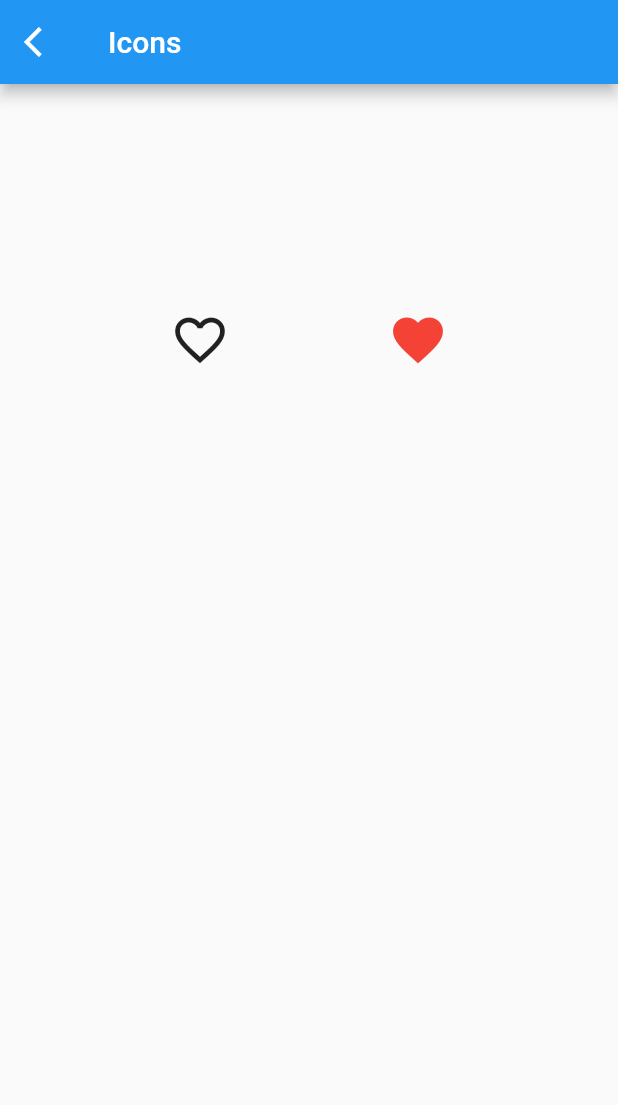
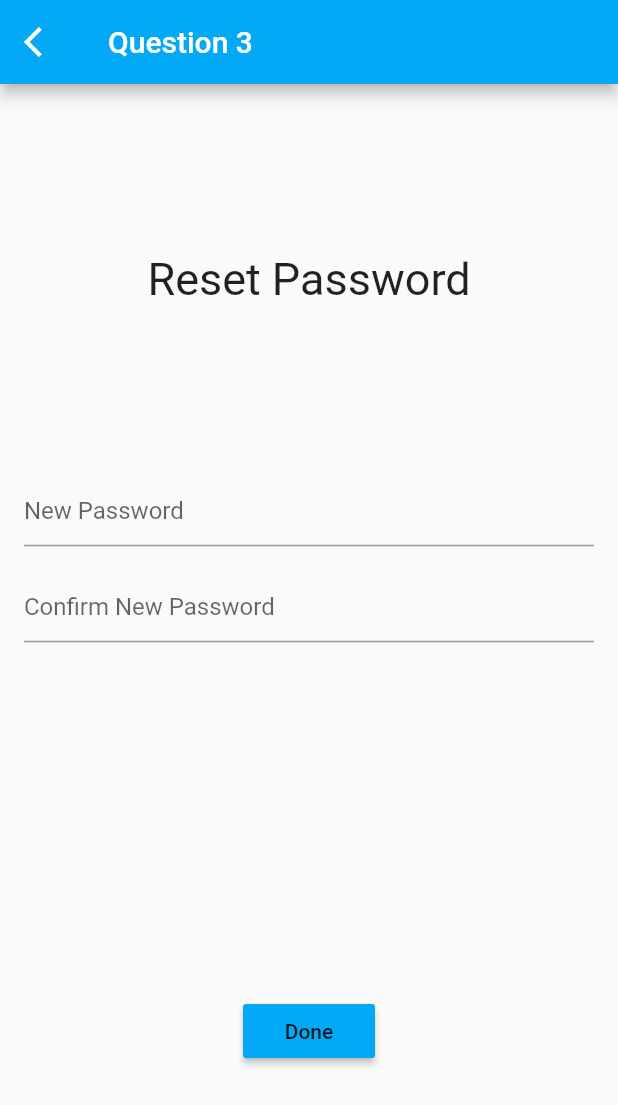
Before and after one commit to bry02g/hw2_stateful_widgets, a Flutter app: the screen it shows after launch, after a tap on "Question 3", on a phone screen of 412 x 824 dp. Shown: the top 1105 px of the screen. Run offline on Flutter 3.47's test engine with Material 2 defaults, Android fonts, the phone set to English and light mode, and no system bars.

Commit message:
added question3

```diff
--- a/lib/questions/question3.dart
+++ b/lib/questions/question3.dart
@@ -1,12 +1,24 @@
 import 'package:flutter/material.dart';
 
-class Question3 extends StatelessWidget {
-  // This widget is the root of your application.
+class Question3 extends StatefulWidget {
+  @override
+  _Question3State createState() => _Question3State();
+}
+
+class _Question3State extends State<Question3> {
+  TextEditingController _newPasswordTextEditingController =
+      TextEditingController();
+  TextEditingController _confirmNewPasswordTextEditingController =
+      TextEditingController();
+
+  bool _match = true;
+
   @override
   Widget build(BuildContext context) {
     return MaterialApp(
       home: Scaffold(
           appBar: AppBar(
+            backgroundColor: Colors.lightBlue,
             leading: IconButton(
               icon: Icon(
                 Icons.arrow_back_ios,
@@ -16,55 +28,64 @@ class Question3 extends StatelessWidget {
                 Navigator.pop(context);
               },
             ),
-            title: Text('Icons'),
+            title: Text('Question 3'),
           ),
-          body: Center(
-            child: Padding(
-              padding: const EdgeInsets.all(8.0),
-              child: Column(
-                  mainAxisAlignment: MainAxisAlignment.spaceEvenly,
-                  children: <Widget>[
-                    Row(
-                      mainAxisAlignment: MainAxisAlignment.spaceEvenly,
-                      children: <Widget>[
-                        Icon(
-                          Icons.favorite_border,
-                          size: 40,
-                        ),
-                        Icon(
-                          Icons.favorite,
-                          size: 40,
-                          color: Colors.red,  )
-                      ],
+          body: Padding(
+            padding: const EdgeInsets.all(8.0),
+            child: Column(
+              mainAxisAlignment: MainAxisAlignment.center,
+              children: <Widget>[
+                Spacer(),
+                Text(
+                  'Reset Password',
+                  textAlign: TextAlign.left,
+                  style: TextStyle(
+                    fontSize: 30,
+                  ),
+                ),
+                Spacer(),
+                Padding(
+                  padding: const EdgeInsets.all(8.0),
+                  child: TextField(
+                    controller: _newPasswordTextEditingController,
+                    decoration: InputDecoration(
+                      hintText: 'New Password',
                     ),
-                    Row(
-                      mainAxisAlignment: MainAxisAlignment.spaceEvenly,
-                      children: <Widget>[
+                  ),
+                ),
+                Padding(
+                  padding: const EdgeInsets.all(8.0),
+                  child: TextField(
+                    controller: _confirmNewPasswordTextEditingController,
+                    decoration: InputDecoration(
+                      hintText: 'Confirm New Password',
+                    ),
+                  ),
+                ),
+                Spacer(),
+                Text(
+                  _match ? "" : "Passwords Don't Match",
+                  style: TextStyle(
+                    fontSize: 15,
+                    color: Colors.red,
+                  ),
+                ),
+                Spacer(),
+                RaisedButton(
+                    child: Text('Done'),
+                    color: Colors.lightBlue,
+                    onPressed: () {
+                      setState(() {
+                        var newPassword =
+                            _newPasswordTextEditingController.text;
+                        var confirmPassword =
+                            _confirmNewPasswordTextEditingController.text;
 
-                        // ADD FB ICONS HERE
-
-
-                      ],
-                    ),
-
-                    Row(
-                      mainAxisAlignment: MainAxisAlignment.spaceEvenly,
-                      children: <Widget>[
-
-                        // ADD REDDIT ICONS HERE
-
-                      ],
-                    ),
-                    Row(
-                      mainAxisAlignment: MainAxisAlignment.spaceEvenly,
-                      children: <Widget>[
-
-
-                        // ADD SNAP ICONS HERE
-
-                      ],
-                    ),
-                  ]),
+                        _match = (newPassword == confirmPassword);
+                      });
+                    }),
+                Spacer(),
+              ],
             ),
           )),
     );
```
Also changed, not shown: 1 other file.
